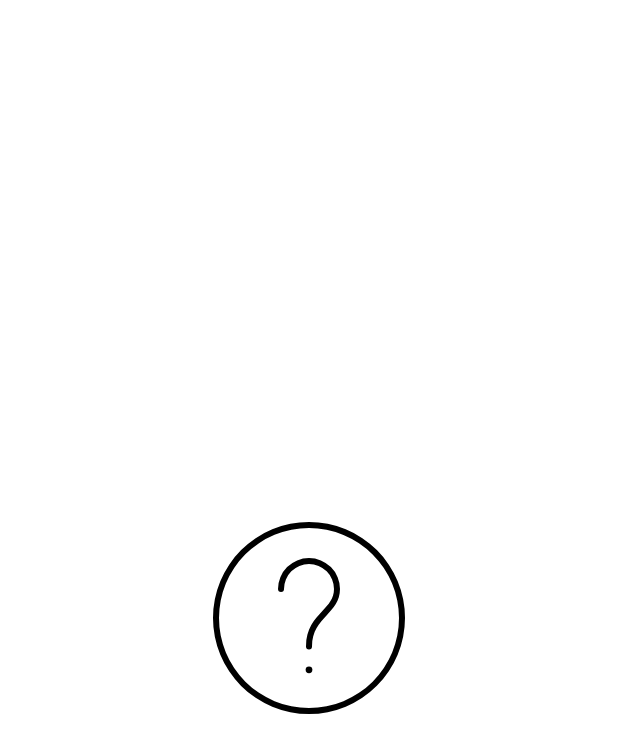
After one commit to efigenioluiz/super_trivia, an Android app: the SplashActivity screen opened directly, with no data from a screen before it, on a phone screen of 412 x 824 dp. The commit adds this screen. Shown: the top 753 px of the screen. Run offline under Robolectric (Android 15) with nearby library versions, the phone set to English and light mode, and no system bars.

Commit message:
add splash screen in project

```diff
--- a/app/build.gradle
+++ b/app/build.gradle
@@ -46,6 +46,7 @@ dependencies {
     testImplementation 'junit:junit:4.+'
     androidTestImplementation 'androidx.test.ext:junit:1.1.2'
     androidTestImplementation 'androidx.test.espresso:espresso-core:3.3.0'
+    compileOnly 'com.google.android.wearable:wearable:2.8.1'
 
     def nav_version = "2.3.1"
     implementation "androidx.navigation:navigation-fragment-ktx:$nav_version"
--- a/app/src/main/java/com/ifpr/supertrivia/AcessActivity.kt
+++ b/app/src/main/java/com/ifpr/supertrivia/AcessActivity.kt
@@ -1,11 +1,15 @@
 package com.ifpr.supertrivia
 
+import android.content.Intent
 import androidx.appcompat.app.AppCompatActivity
 import android.os.Bundle
+import android.os.Handler
 
 class AcessActivity : AppCompatActivity() {
     override fun onCreate(savedInstanceState: Bundle?) {
         super.onCreate(savedInstanceState)
         setContentView(R.layout.activity_acess)
+
+
     }
 }
--- /dev/null
+++ b/app/src/main/java/com/ifpr/supertrivia/SplashActivity.kt
@@ -0,0 +1,24 @@
+package com.ifpr.supertrivia
+
+import android.content.Intent
+import android.os.Bundle
+import android.os.Handler
+import androidx.appcompat.app.AppCompatActivity
+
+class SplashActivity : AppCompatActivity(){
+
+    override fun onCreate(savedInstanceState: Bundle?) {
+        super.onCreate(savedInstanceState)
+        setContentView(R.layout.activity_splash)
+
+
+        Handler().postDelayed(Runnable{
+            kotlin.run {
+                val intent = Intent(applicationContext, AcessActivity::class.java)
+                intent.flags = Intent.FLAG_ACTIVITY_NEW_TASK or Intent.FLAG_ACTIVITY_CLEAR_TASK
+                startActivity(intent)
+            }
+        },1500)
+
+    }
+}
--- a/app/src/main/java/com/ifpr/supertrivia/dao/CategoryDAO.kt
+++ b/app/src/main/java/com/ifpr/supertrivia/dao/CategoryDAO.kt
@@ -24,6 +24,7 @@ class CategoryDAO {
 
                 val category = response.body()!!
                 Log.e("jsonapi", category.toString())
+                Log.e("jsonapi", response.body().toString())
 //                Log.i("api", category[1].toString())
                 finished(category)
                 // return just data
--- /dev/null
+++ b/app/src/main/res/layout/activity_splash.xml
@@ -0,0 +1,21 @@
+<?xml version="1.0" encoding="utf-8"?>
+<androidx.constraintlayout.widget.ConstraintLayout xmlns:android="http://schemas.android.com/apk/res/android"
+    xmlns:app="http://schemas.android.com/apk/res-auto"
+    xmlns:tools="http://schemas.android.com/tools"
+    android:id="@+id/boxInsetLayout"
+    android:layout_width="match_parent"
+    android:layout_height="match_parent"
+    android:padding="@dimen/box_inset_layout_padding"
+    tools:context=".SplashActivity"
+    tools:deviceIds="wear">
+
+    <ImageView
+        android:id="@+id/imageView"
+        android:layout_width="wrap_content"
+        android:layout_height="wrap_content"
+        android:src="@drawable/ic_icon"
+        app:layout_constraintBottom_toBottomOf="parent"
+        app:layout_constraintEnd_toEndOf="parent"
+        app:layout_constraintStart_toStartOf="parent"
+        app:layout_constraintTop_toTopOf="parent" />
+</androidx.constraintlayout.widget.ConstraintLayout>
--- a/app/src/main/res/values-night/themes.xml
+++ b/app/src/main/res/values-night/themes.xml
@@ -11,6 +11,7 @@
         <item name="colorOnSecondary">@color/black</item>
         <!-- Status bar color. -->
         <item name="android:statusBarColor" tools:targetApi="l">?attr/colorPrimaryVariant</item>
+
         <!-- Customize your theme here. -->
     </style>
 </resources>
--- a/app/src/main/res/values/strings.xml
+++ b/app/src/main/res/values/strings.xml
@@ -24,4 +24,5 @@
     <string name="name">Name</string>
     <string name="home">Home</string>
     <string name="ranking">Ranking</string>
+    <string name="title_activity_splash">SplashActivity</string>
 </resources>
```
Also changed, not shown: app/src/main/AndroidManifest.xml (+24 -13 lines), app/src/main/res/drawable/ic_ranking.xml (+10 -61 lines).
